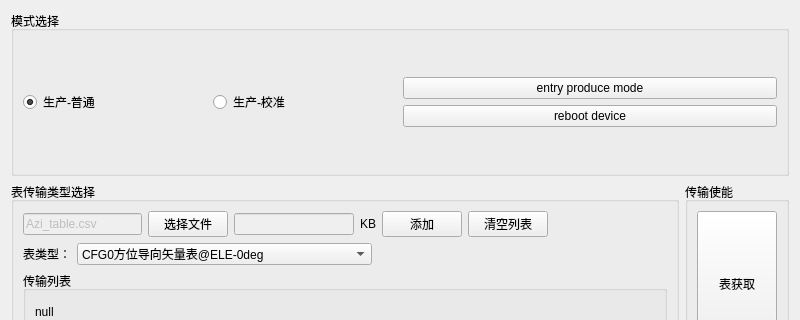
The window that eol_window/eol_window.ui (aron566/EOL_CAN_Tool) describes before a commit, drawn with Qt 5; both pictures show x 0 to 800 and y 0 to 320 of the 800 by 701 pixel window.
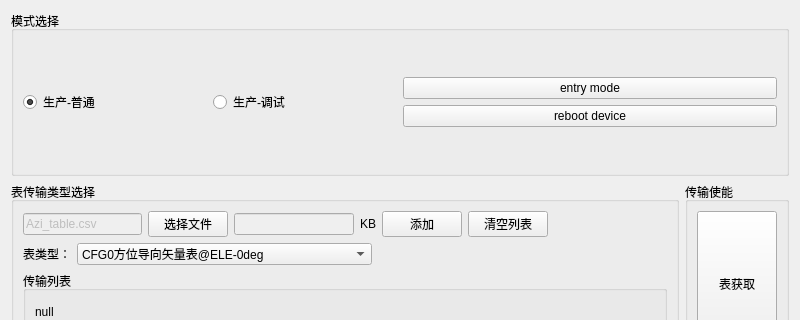
The same window after the commit.

Commit message: <feat>: <增加角度校准页面，优化目标刷新>

Patch:
```diff
--- a/eol_window/eol_window.ui
+++ b/eol_window/eol_window.ui
@@ -552,7 +552,7 @@
         <item>
          <widget class="QRadioButton" name="produce_calibratio_radioButton">
           <property name="text">
-           <string>生产-校准</string>
+           <string>生产-调试</string>
           </property>
          </widget>
         </item>
@@ -563,7 +563,7 @@
         <item>
          <widget class="QPushButton" name="entry_produce_mode_pushButton">
           <property name="text">
-           <string>entry produce mode</string>
+           <string>entry mode</string>
           </property>
          </widget>
         </item>
```
Left out of the diff: 2 changed lines with no effect on the pictures. The commit also changes 14 other files.
